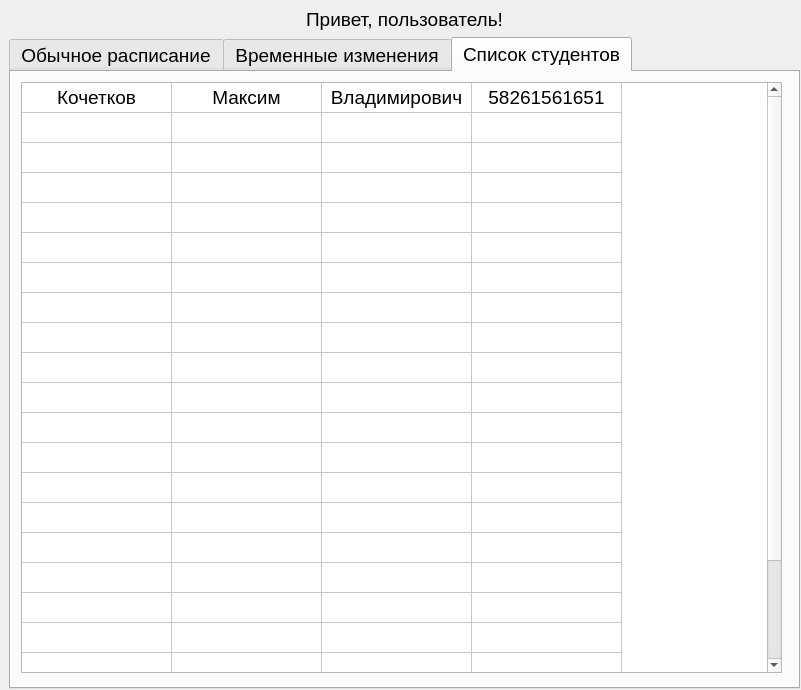
Before: the Qt Designer form ui/work.ui in Skotmak/desktop_manager_vk_bot, drawn with Qt 5.
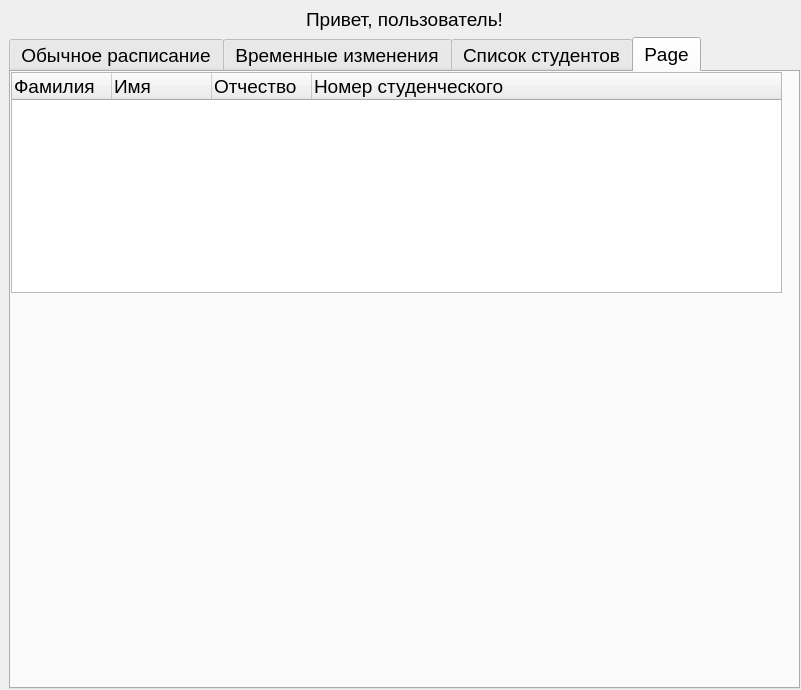
After: the same form once the commit is applied.

Commit message:
create load elements in tab 2 and 3
I need to finish load elements from tab 4 to tab 2 and 3

The edit to the form file:
```diff
--- a/ui/work.ui
+++ b/ui/work.ui
@@ -72,7 +72,7 @@
         </font>
        </property>
        <property name="currentIndex">
-        <number>2</number>
+        <number>3</number>
        </property>
        <widget class="QWidget" name="tab_1">
         <attribute name="title">
@@ -670,6 +670,9 @@
          <property name="sizeAdjustPolicy">
           <enum>QAbstractScrollArea::AdjustToContents</enum>
          </property>
+         <property name="showGrid">
+          <bool>true</bool>
+         </property>
          <property name="rowCount">
           <number>23</number>
          </property>
@@ -748,7 +751,7 @@
          </column>
          <item row="0" column="0">
           <property name="text">
-           <string>Кочетков</string>
+           <string/>
           </property>
           <property name="textAlignment">
            <set>AlignCenter</set>
@@ -756,7 +759,7 @@
          </item>
          <item row="0" column="1">
           <property name="text">
-           <string>Максим</string>
+           <string/>
           </property>
           <property name="textAlignment">
            <set>AlignCenter</set>
@@ -764,7 +767,7 @@
          </item>
          <item row="0" column="2">
           <property name="text">
-           <string>Владимирович</string>
+           <string/>
           </property>
           <property name="textAlignment">
            <set>AlignCenter</set>
@@ -772,7 +775,7 @@
          </item>
          <item row="0" column="3">
           <property name="text">
-           <string>58261561651</string>
+           <string/>
           </property>
           <property name="textAlignment">
            <set>AlignCenter</set>
@@ -793,6 +796,53 @@
          </item>
         </widget>
        </widget>
+       <widget class="QWidget" name="tab">
+        <attribute name="title">
+         <string>Page</string>
+        </attribute>
+        <widget class="QTreeWidget" name="treeWidget">
+         <property name="geometry">
+          <rect>
+           <x>0</x>
+           <y>0</y>
+           <width>771</width>
+           <height>221</height>
+          </rect>
+         </property>
+         <attribute name="headerCascadingSectionResizes">
+          <bool>false</bool>
+         </attribute>
+         <attribute name="headerHighlightSections">
+          <bool>false</bool>
+         </attribute>
+         <attribute name="headerShowSortIndicator" stdset="0">
+          <bool>false</bool>
+         </attribute>
+         <attribute name="headerStretchLastSection">
+          <bool>true</bool>
+         </attribute>
+         <column>
+          <property name="text">
+           <string>Фамилия</string>
+          </property>
+         </column>
+         <column>
+          <property name="text">
+           <string>Имя</string>
+          </property>
+         </column>
+         <column>
+          <property name="text">
+           <string>Отчество</string>
+          </property>
+         </column>
+         <column>
+          <property name="text">
+           <string>Номер студенческого</string>
+          </property>
+         </column>
+        </widget>
+       </widget>
       </widget>
      </item>
     </layout>
```
Left out of the diff: 12 changed lines with no effect on the pictures. The commit also changes 5 other files.
